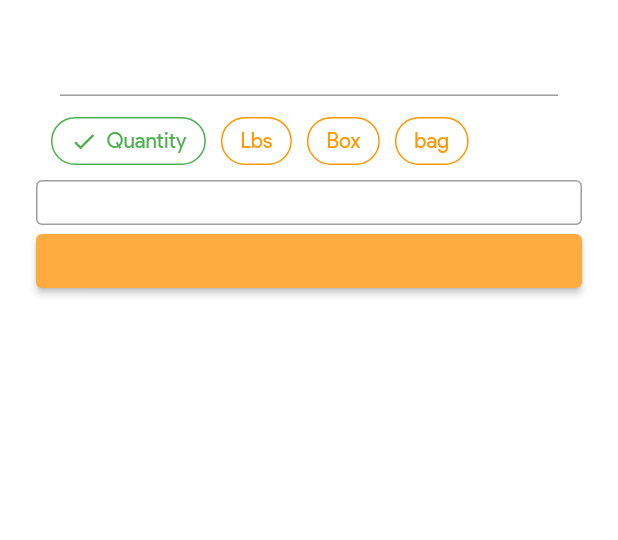
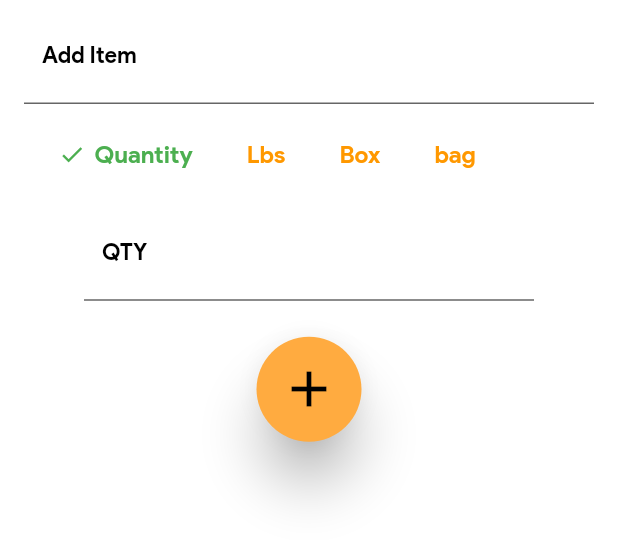
Before and after one commit to bejerome/food_shopping, a Flutter app: the ShoppingForm widget shown alone on an empty page, opened directly, on a phone screen of 412 x 824 dp. Shown: the top 540 px of the screen. Run offline on Flutter 3.47's test engine with Material 2 defaults, Android fonts, the phone set to English and light mode, and no system bars; drawn by our look-alikes of chips_choice; our stand-ins replace cached_network_image, cloud_firestore, firebase_auth, firebase_storage, line_icons, percent_indicator and 1 more; missing offline and left inert: adv_fab, autocomplete_textfield; accounts and stored records are empty; statements that could not run were skipped; project files that could hold a hidden picture were left out.

Commit message:
finished form

```diff
--- a/lib/ui/widgets/shopping_form.dart
+++ b/lib/ui/widgets/shopping_form.dart
@@ -21,10 +21,8 @@ class ShoppingFormState extends State<ShoppingForm> {
         key: _formKey,
         child: SingleChildScrollView(
           child: Padding(
-            padding: const EdgeInsets.symmetric(horizontal: 24),
+            padding: const EdgeInsets.only(top: 2),
             child: Column(
-              mainAxisSize: MainAxisSize.max,
-              crossAxisAlignment: CrossAxisAlignment.stretch,
               mainAxisAlignment: MainAxisAlignment.center,
               children: <Widget>[
                 ListTile(
@@ -32,20 +30,38 @@ class ShoppingFormState extends State<ShoppingForm> {
                     textAlign: TextAlign.center,
                     style: TextStyle(
                         color: Colors.black,
-                        fontSize: 30.0,
+                        fontSize: 20.0,
                         fontWeight: FontWeight.bold),
+                    decoration: InputDecoration(
+                      floatingLabelBehavior: FloatingLabelBehavior.auto,
+                      filled: true,
+                      fillColor: Colors.white70,
+                      labelText: "Add Item",
+                      labelStyle: TextStyle(
+                        color: Colors.black,
+                        fontSize: 15,
                       ),
                     ),
-                Container(
+                  ),
+                ),
+
+                ListTile(
+                  title: Container(
                     child: ChipsChoice<int>.single(
                       choiceActiveStyle: C2ChoiceStyle(
-                        borderColor: Colors.green,
+                          elevation: 15,
+                          borderColor: Colors.transparent,
                           color: Colors.green,
-                        labelStyle: TextStyle(color: Colors.green)),
+                          labelStyle: TextStyle(
+                              color: Colors.green,
+                              fontWeight: FontWeight.bold)),
                       choiceStyle: C2ChoiceStyle(
+                          elevation: 5,
                           color: Colors.orange,
-                        borderColor: Colors.orange,
-                        labelStyle: TextStyle(color: Colors.orange)),
+                          borderColor: Colors.transparent,
+                          labelStyle: TextStyle(
+                              color: Colors.orange,
+                              fontWeight: FontWeight.bold)),
                       value: tag,
                       onChanged: (val) => setState(() => tag = val),
                       choiceItems: C2Choice.listFrom<int, String>(
@@ -55,10 +71,11 @@ class ShoppingFormState extends State<ShoppingForm> {
                       ),
                     ),
                   ),
-                SizedBox(
-                  height: 30.0,
-                  width: (MediaQuery.of(context).size.width / 2),
-                  child: TextFormField(
+                ),
+                Padding(
+                  padding: const EdgeInsets.only(left: 40, right: 40),
+                  child: ListTile(
+                      title: TextFormField(
                     keyboardType: TextInputType.number,
                     textAlign: TextAlign.center,
                     style: TextStyle(
@@ -66,14 +83,34 @@ class ShoppingFormState extends State<ShoppingForm> {
                         fontSize: 20.0,
                         fontWeight: FontWeight.bold),
                     decoration: InputDecoration(
-                      border: OutlineInputBorder(),
+                      floatingLabelBehavior: FloatingLabelBehavior.auto,
+                      filled: true,
+                      fillColor: Colors.white70,
+                      labelText: "QTY",
+                      labelStyle: TextStyle(
+                        color: Colors.black,
+                        fontSize: 15,
+                      ),
+                    ),
+                  )),
+                ),
+                Padding(
+                  padding: const EdgeInsets.only(top: 20.0),
+                  child: Container(
+                    height: 70,
+                    width: 70,
+                    child: FloatingActionButton(
+                      isExtended: true,
+                      elevation: 15,
+                      child: Icon(
+                        Icons.add,
+                        size: 40,
+                      ),
+                      onPressed: () {},
                     ),
                   ),
                 ),
 
-                RaisedButton(
-                  onPressed: () {},
-                )
                 // SimpleAutoCompleteTextField(
                 //   key: _formKey,
                 //   decoration: new InputDecoration(errorText: "Beans"),
```
Also changed, not shown: lib/ui/home/dashboard.dart (+22 -22 lines). Lines whose indentation alone changed are shown as unchanged.
